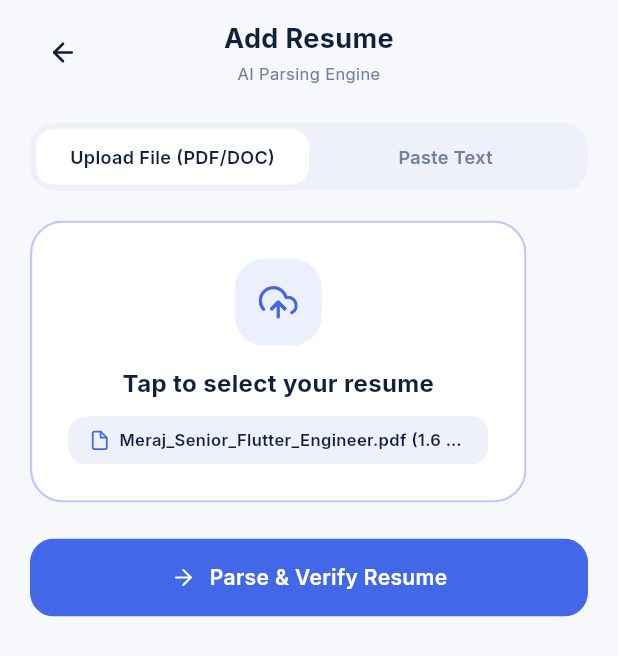
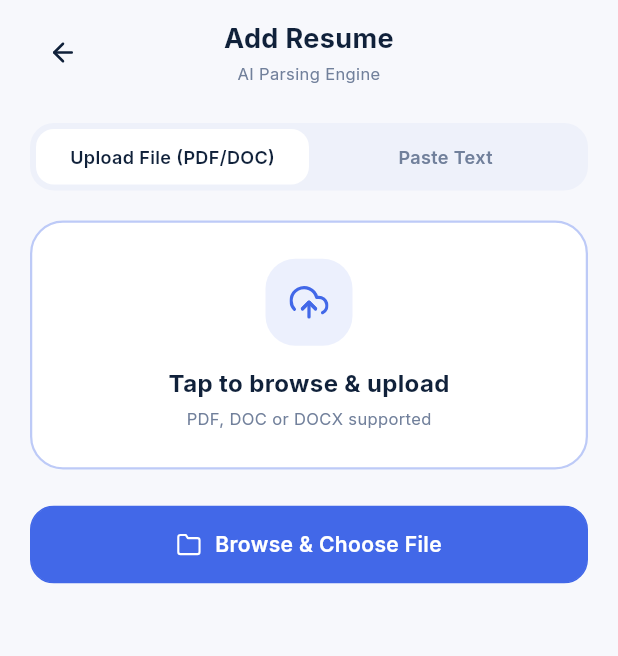
Before and after one commit to meraj15/AI-Mock-Interview, a Flutter app: the ResumeUploadPage screen opened directly, on a phone screen of 412 x 824 dp. Shown: the top 656 px of the screen. Run offline on Flutter 3.47's test engine with Material 3 defaults, Android fonts, the light colour scheme and no system bars; our stand-ins replace feather_icons, file_picker, google_fonts, shared_preferences; accounts and stored records are empty.

Commit message:
fix: downgrade file_picker dependency to version 8.1.2

```diff
--- a/lib/features/resume/presentation/pages/resume_upload_page.dart
+++ b/lib/features/resume/presentation/pages/resume_upload_page.dart
@@ -29,38 +29,40 @@ class ResumeUploadPage extends StatefulWidget {
 class _ResumeUploadPageState extends State<ResumeUploadPage> {
   int _selectedTab = 0; // 0: Upload File, 1: Paste Text
   final _pasteController = TextEditingController();
-  String _selectedFileName = 'Meraj_Senior_Flutter_Engineer.pdf';
-  String _selectedFileSize = '1.6 MB';
+  String _selectedFileName = 'No file selected';
+  String _selectedFileSize = '';
+  bool _fileSelected = false;
 
-  void _pickFile() async {
+  /// Opens the native file picker and picks a PDF/DOC/DOCX file
+  Future<void> _pickFile() async {
     try {
       final result = await FilePicker.platform.pickFiles(
         type: FileType.custom,
         allowedExtensions: ['pdf', 'doc', 'docx'],
-        withData: true,
+        withData: true, // load bytes into memory (no permanent storage)
       );
 
-      if (result != null && result.files.isNotEmpty) {
+      if (result == null || result.files.isEmpty) return; // user cancelled
+
       final file = result.files.first;
-        final sizeInBytes = file.size;
-        String formattedSize;
-        if (sizeInBytes < 1024) {
-          formattedSize = '$sizeInBytes B';
-        } else if (sizeInBytes < 1024 * 1024) {
-          formattedSize = '${(sizeInBytes / 1024).toStringAsFixed(1)} KB';
-        } else {
-          formattedSize = '${(sizeInBytes / (1024 * 1024)).toStringAsFixed(1)} MB';
-        }
+      final name = file.name;
+      final sizeBytes = file.size;
+      final sizeLabel = sizeBytes >= 1048576
+          ? '${(sizeBytes / 1048576).toStringAsFixed(1)} MB'
+          : '${(sizeBytes / 1024).toStringAsFixed(0)} KB';
 
       setState(() {
-          _selectedFileName = file.name;
-          _selectedFileSize = formattedSize;
+        _selectedFileName = name;
+        _selectedFileSize = sizeLabel;
+        _fileSelected = true;
       });
-      }
+
+      // Auto-start parsing right after file selection
+      _startFileUpload();
     } catch (e) {
       if (mounted) {
         ScaffoldMessenger.of(context).showSnackBar(
-          SnackBar(content: Text('Could not open file picker: $e')),
+          SnackBar(content: Text('Could not open file: $e')),
         );
       }
     }
@@ -251,18 +253,11 @@ class _ResumeUploadPageState extends State<ResumeUploadPage> {
               Material(
                 color: Colors.transparent,
                 child: InkWell(
-                  onTap: () {
-                    // Simulate selecting another sample file
-                    setState(() {
-                      _selectedFileName = _selectedFileName.contains('Flutter')
-                          ? 'Meraj_FullStack_Engineer.pdf'
-                          : 'Meraj_Senior_Flutter_Engineer.pdf';
-                      _selectedFileSize = '1.8 MB';
-                    });
-                  },
+                  onTap: _pickFile,
                   borderRadius: BorderRadius.circular(22),
-                  child: Ink(
+                  child: Container(
                     padding: const EdgeInsets.all(24),
+                     alignment: Alignment.center,
                     decoration: BoxDecoration(
                       color: colors.card,
                       borderRadius: BorderRadius.circular(22),
@@ -277,35 +272,54 @@ class _ResumeUploadPageState extends State<ResumeUploadPage> {
                           width: 58,
                           height: 58,
                           decoration: BoxDecoration(
-                            color: colors.primary.withValues(alpha: 0.1),
+                            color: _fileSelected
+                                ? colors.success.withValues(alpha: 0.1)
+                                : colors.primary.withValues(alpha: 0.1),
                             borderRadius: BorderRadius.circular(20),
                           ),
                           alignment: Alignment.center,
-                          child: Icon(FeatherIcons.uploadCloud, size: 26, color: colors.primary),
+                          child: Icon(
+                            _fileSelected ? FeatherIcons.checkCircle : FeatherIcons.uploadCloud,
+                            size: 26,
+                            color: _fileSelected ? colors.success : colors.primary,
+                          ),
                         ),
                         const SizedBox(height: 14),
                         Text(
-                          'Tap to select your resume',
+                          _fileSelected ? 'File Selected' : 'Tap to browse & upload',
                           style: AppTypography.bold(16, color: colors.foreground),
                         ),
+                        const SizedBox(height: 4),
+                        Text(
+                          _fileSelected
+                              ? 'Tap again to choose a different file'
+                              : 'PDF, DOC or DOCX supported',
+                          style: AppTypography.regular(11, color: colors.mutedForeground),
+                        ),
 
-                        const SizedBox(height: 10),
+                        if (_fileSelected) ...[
+                          const SizedBox(height: 12),
                           Container(
                             padding: const EdgeInsets.symmetric(horizontal: 14, vertical: 8),
                             constraints: const BoxConstraints(maxWidth: 280),
                             decoration: BoxDecoration(
-                            color: colors.secondary,
+                              color: colors.success.withValues(alpha: 0.08),
                               borderRadius: BorderRadius.circular(12),
+                              border: Border.all(
+                                color: colors.success.withValues(alpha: 0.35),
+                              ),
                             ),
                             child: Row(
                               mainAxisSize: MainAxisSize.min,
                               children: [
-                              Icon(FeatherIcons.file, size: 14, color: colors.primary),
+                                Icon(FeatherIcons.fileText, size: 14, color: colors.success),
                                 const SizedBox(width: 6),
                                 Flexible(
                                   child: Text(
-                                  '$_selectedFileName ($_selectedFileSize)',
-                                  style: AppTypography.semiBold(11, color: colors.foreground),
+                                    _selectedFileSize.isNotEmpty
+                                        ? '$_selectedFileName  •  $_selectedFileSize'
+                                        : _selectedFileName,
+                                    style: AppTypography.semiBold(11, color: colors.success),
                                     maxLines: 1,
                                     overflow: TextOverflow.ellipsis,
                                   ),
@@ -313,6 +327,7 @@ class _ResumeUploadPageState extends State<ResumeUploadPage> {
                               ],
                             ),
                           ),
+                        ],
                       ],
                     ),
                   ),
@@ -322,9 +337,9 @@ class _ResumeUploadPageState extends State<ResumeUploadPage> {
               const SizedBox(height: 24),
 
               AppButton(
-                label: 'Parse & Verify Resume',
-                icon: FeatherIcons.arrowRight,
-                onPress: _startFileUpload,
+                label: _fileSelected ? 'Parse & Verify Resume' : 'Browse & Choose File',
+                icon: _fileSelected ? FeatherIcons.arrowRight : FeatherIcons.folder,
+                onPress: _fileSelected ? _startFileUpload : _pickFile,
               ),
             ] else ...[
               // Paste Text View
--- a/pubspec.yaml
+++ b/pubspec.yaml
@@ -39,7 +39,7 @@ dependencies:
   provider: ^6.1.5+1
   feather_icons: ^1.2.0
   http: ^1.2.2
-  file_picker: ^8.1.7
+  file_picker: ^8.1.2
 
 dev_dependencies:
   flutter_test:
```
Also changed, not shown: lib/features/onboarding/presentation/pages/manual_profile_page.dart (+88 -37 lines). Lines whose indentation alone changed are shown as unchanged.
